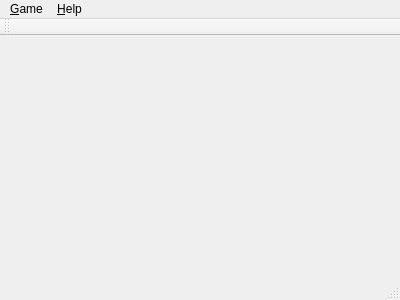
Before: the Qt Designer form mainwindow.ui in bparmentier/bonne-nuit, drawn with Qt 5.
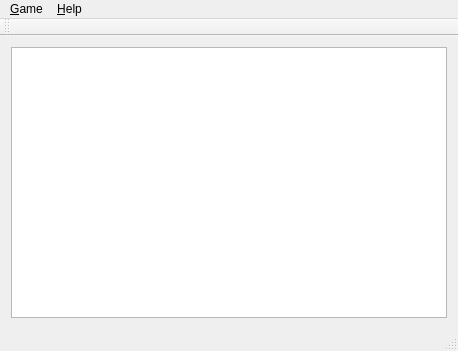
After: the same form once the commit is applied.

```diff
--- a/mainwindow.ui
+++ b/mainwindow.ui
@@ -6,20 +6,26 @@
    <rect>
     <x>0</x>
     <y>0</y>
-    <width>400</width>
-    <height>300</height>
+    <width>458</width>
+    <height>351</height>
    </rect>
   </property>
   <property name="windowTitle">
    <string>MainWindow</string>
   </property>
-  <widget class="QWidget" name="centralWidget"/>
+  <widget class="QWidget" name="centralWidget">
+   <layout class="QVBoxLayout" name="verticalLayout">
+    <item>
+     <widget class="QGraphicsView" name="graphicsView"/>
+    </item>
+   </layout>
+  </widget>
   <widget class="QMenuBar" name="menuBar">
    <property name="geometry">
     <rect>
      <x>0</x>
      <y>0</y>
-     <width>400</width>
+     <width>458</width>
      <height>19</height>
     </rect>
    </property>
```
